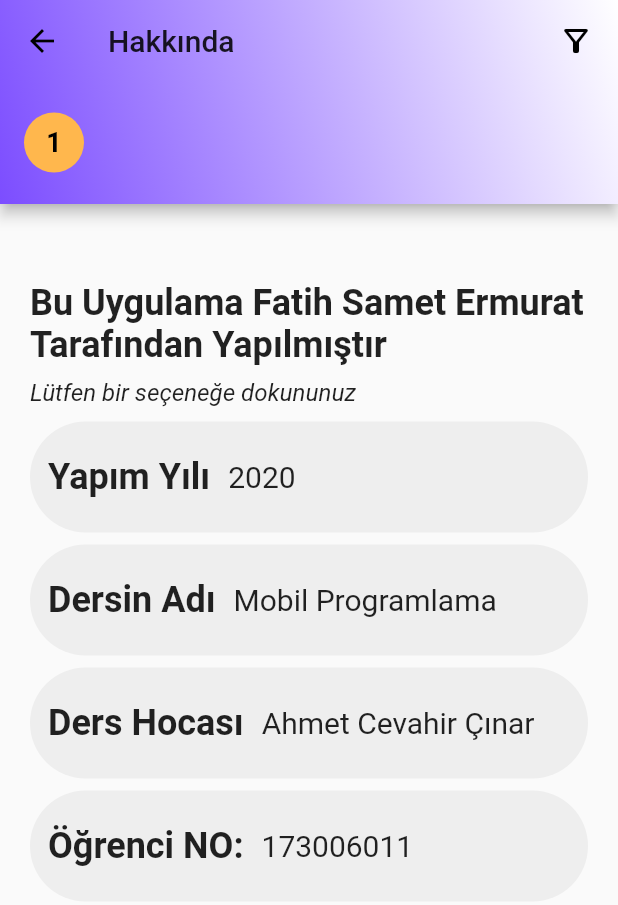
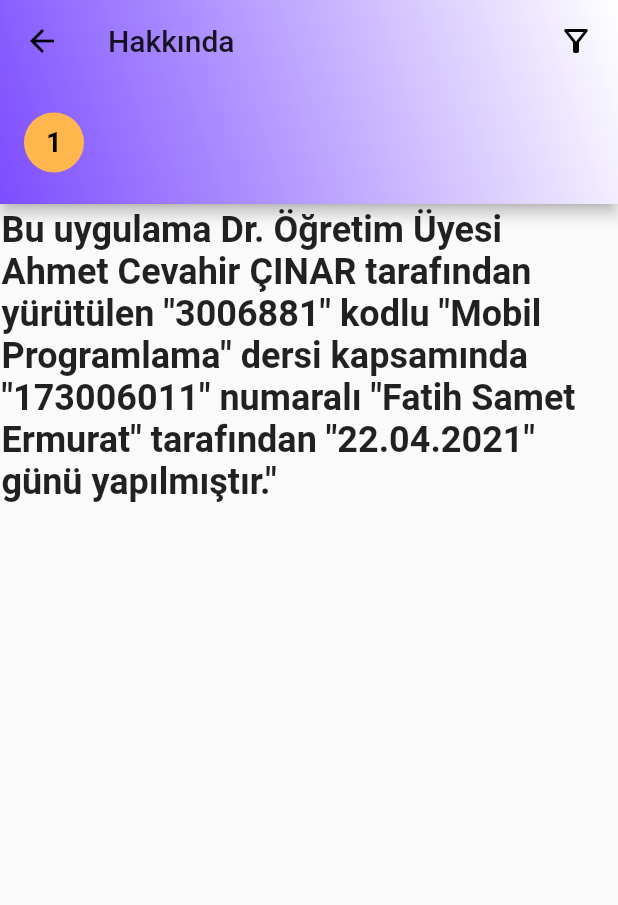
Before and after one commit to fatihermurat/denemeodev, a Flutter app: the screen it shows after launch, after a tap on "Hakkında", on a phone screen of 412 x 824 dp. Shown: the top 905 px of the screen. Run offline on Flutter 3.47's test engine with Material 2 defaults, Android fonts, the phone set to English and light mode, and no system bars; our stand-ins replace font_awesome_flutter.

Commit message:
Fatih Ermurat

```diff
--- a/lib/main.dart
+++ b/lib/main.dart
@@ -15,14 +15,14 @@ Future main() async {
 }
 
 class Anasayfa extends StatelessWidget {
-  static final String title = 'Bisınav';
+  static final String title = 'Bisınav';  //uygulama title kısmı
 
   @override
   Widget build(BuildContext context) => MaterialApp(
     debugShowCheckedModeBanner: false,
     title: title,
     theme: ThemeData(primarySwatch: Colors.yellow),
-    home: HomePage(), // CategoryPage(category: categories.first),
+    home: HomePage(),
 
   );
 }
--- a/lib/model/kategori.dart
+++ b/lib/model/kategori.dart
@@ -6,9 +6,9 @@ import 'sorular.dart';
 
 class Category {
   final String categoryName;
-  final String description;
-  final Color backgroundColor;
-  final IconData icon;
+  final String description; //açıklama
+  final Color backgroundColor; //arkaplan rengi
+  final IconData icon; //logo vs ikonlar
   final List<Question> questions;
   final String imageUrl;
 
--- a/lib/model/option.dart
+++ b/lib/model/option.dart
@@ -4,11 +4,11 @@ import 'package:flutter/foundation.dart';
 class Option {
   final String code;
   final String text;
-  final bool isCorrect;
+  final bool isCorrect; //doğru ve yanlışlar
 
   const Option({
-    @required this.text,
-    @required this.code,
+    @required this.text, //textler
+    @required this.code,  //kodlar
     @required this.isCorrect,
   });
 }
--- a/lib/sayfa/anasayfa.dart
+++ b/lib/sayfa/anasayfa.dart
@@ -24,7 +24,7 @@ class HomePage extends StatelessWidget {
       flexibleSpace: Container(
         decoration: BoxDecoration(
           gradient: LinearGradient(
-            colors: [Colors.purple, Colors.cyan],
+            colors: [Colors.purple, Colors.cyan], //karmaşık renkler
             begin: Alignment.topLeft, //rengi sol tarafda göstermek için
             end: Alignment.bottomRight, //sağ kısımda daha dolgun gözükmesi için
           ),
--- a/lib/veriler/hak.dart
+++ /dev/null
@@ -1,15 +0,0 @@
-import '../model/option.dart';
-import '../model/sorular.dart';
-
-final hakkinda = [
-Question(
-text: 'Bu Uygulama Fatih Samet Ermurat Tarafından Yapılmıştır',
-options: [
-Option(code: 'Yapım Yılı', text: '2020', isCorrect: true),
-Option(code: 'Dersin Adı', text: 'Mobil Programlama', isCorrect: true),
-Option(code: 'Ders Hocası', text: 'Ahmet Cevahir Çınar', isCorrect: true),
-Option(code: 'Öğrenci NO:', text: '173006011', isCorrect: true),
-],
-solution: 'Teşşekkürler',
-),
-];
--- /dev/null
+++ b/lib/veriler/hakkında.dart
@@ -0,0 +1,10 @@
+import '../model/option.dart';
+import '../model/sorular.dart';
+//hakkında kısmı için
+final hakkinda = [
+Question(
+text: 'Bu uygulama Dr. Öğretim Üyesi Ahmet Cevahir ÇINAR tarafından yürütülen "3006881"'
+    ' kodlu "Mobil Programlama" dersi kapsamında "173006011" numaralı "Fatih Samet Ermurat" tarafından "22.04.2021" günü yapılmıştır."',
+options: [],
+),
+];
--- a/lib/veriler/kategoriler.dart
+++ b/lib/veriler/kategoriler.dart
@@ -2,14 +2,13 @@ import 'package:flutter/material.dart';
 import 'package:font_awesome_flutter/font_awesome_flutter.dart';
 import 'package:denemeodev/veriler/sorular.dart';
 import 'package:denemeodev/model/kategori.dart';
-
-import 'hak.dart';
+//anasayfada mevcut butonları eklemek için
+import 'hakkında.dart';
 
 final kategoriler = <Category>[
   Category(
     questions: sorular,
     categoryName: 'Bil Bakalım',
-    imageUrl: 'assets/images/fizik.png',
     backgroundColor: Colors.black,
     icon: FontAwesomeIcons.rocket,
 
--- a/lib/widget/ayarlar_widgetleri.dart
+++ b/lib/widget/ayarlar_widgetleri.dart
@@ -77,7 +77,7 @@ class OptionsWidget extends StatelessWidget {
     if (!isSelected) {
       return Colors.grey.shade200;
     } else {
-      return option.isCorrect ? Colors.green : Colors.red;
+      return option.isCorrect ? Colors.green : Colors.red; //cevaplanan sorunun doğru olunca hangi renk, yanlış olunca hangi renk yanacağını gösteriyor
     }
   }
 }
--- a/lib/widget/kategori_anasayfa_widgetleri.dart
+++ b/lib/widget/kategori_anasayfa_widgetleri.dart
@@ -20,7 +20,7 @@ class CategoryHeaderWidget extends StatelessWidget {
       padding: EdgeInsets.all(5),
       decoration: BoxDecoration(
         color: category.backgroundColor,
-        borderRadius: BorderRadius.circular(1),
+        borderRadius: BorderRadius.circular(0), //butonların köşelerini ayarlamak için
       ),
       child: Column(
         mainAxisAlignment: MainAxisAlignment.center,
--- a/lib/widget/kategori_widgetleri.dart
+++ b/lib/widget/kategori_widgetleri.dart
@@ -36,7 +36,7 @@ class CategoryDetailWidget extends StatelessWidget {
     ),
   );
 
-  Widget buildImage() => Container(
+  Widget buildImage() => Container(   //diğer kısımda bulunan butonlar
     height: 50,
     decoration: BoxDecoration(
       color: category.backgroundColor,
--- a/lib/widget/soru_numara_widget.dart
+++ b/lib/widget/soru_numara_widget.dart
@@ -15,7 +15,7 @@ class QuestionNumbersWidget extends StatelessWidget {
 
   @override
   Widget build(BuildContext context) {
-    final double padding = 16;
+    final double padding = 16;  //sayılar arasındaki boşluğu ayarlar
 
     return Container(
       height: 50,
@@ -38,7 +38,7 @@ class QuestionNumbersWidget extends StatelessWidget {
     @required int index,
     @required bool isSelected,
   }) {
-    final color = isSelected ? Colors.orange.shade300 : Colors.yellow;
+    final color = isSelected ? Colors.orange.shade300 : Colors.deepPurpleAccent;
 
     return GestureDetector(
       onTap: () => onClickedNumber(index),
--- a/lib/widget/soruların_widgetleri.dart
+++ b/lib/widget/soruların_widgetleri.dart
@@ -3,7 +3,7 @@ import 'package:denemeodev/model/kategori.dart';
 import 'package:denemeodev/model/option.dart';
 import 'package:denemeodev/model/sorular.dart';
 import 'package:denemeodev/widget/ayarlar_widgetleri.dart';
-
+//soru şıklarının widgetleri
 class QuestionsWidget extends StatelessWidget {
   final Category category;
   final PageController controller;
@@ -34,21 +34,16 @@ class QuestionsWidget extends StatelessWidget {
     @required Question question,
   }) =>
       Container(
-        padding: const EdgeInsets.all(20),
+        padding: const EdgeInsets.all(1),
         child: Column(
           crossAxisAlignment: CrossAxisAlignment.start,
           children: [
-            const SizedBox(height: 32),
+            const SizedBox(height: 2),
             Text(
               question.text,
               style: TextStyle(fontWeight: FontWeight.bold, fontSize: 24),
             ),
-            SizedBox(height: 8),
-            Text(
-              'Lütfen bir seçeneğe dokununuz',
-              style: TextStyle(fontStyle: FontStyle.italic, fontSize: 16),
-            ),
-            SizedBox(height: 10),
+            SizedBox(height: 5),
             Expanded(
               child: OptionsWidget(
                 question: question,
```
